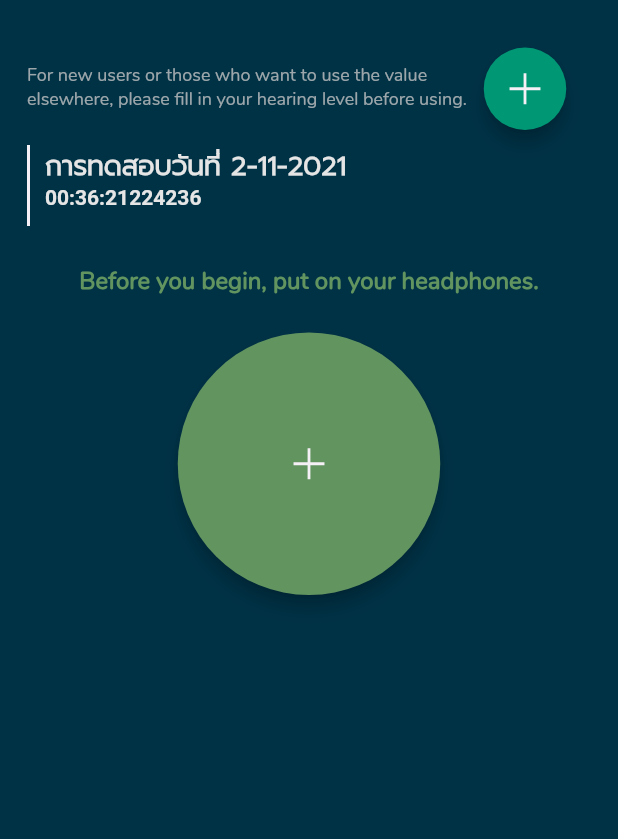
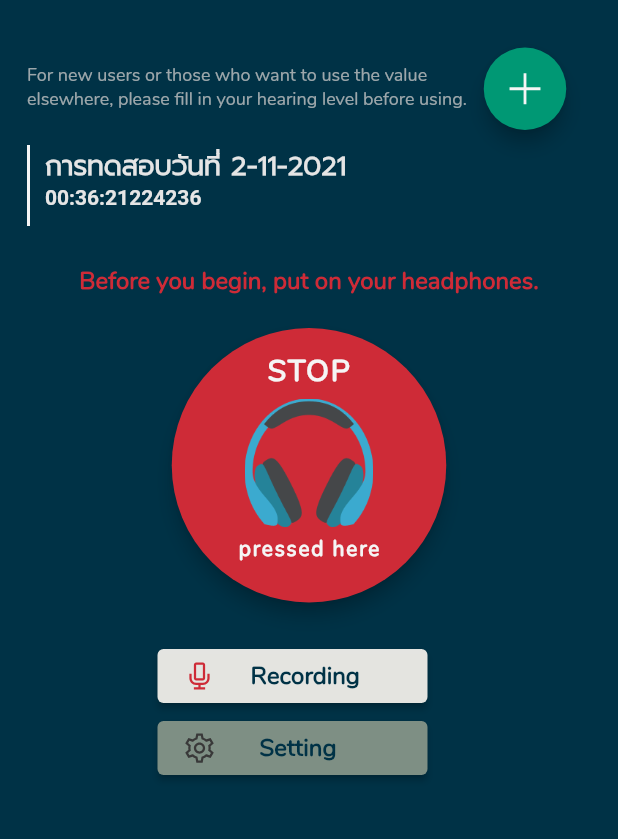
Before and after one commit to Chanoknans/Senior-Project, a Flutter app: the HearingAidss screen opened directly, on a phone screen of 412 x 824 dp, the part 155-994 px from its top. Run offline on Flutter 3.47's test engine with Material 2 defaults, Android fonts, the phone set to English and light mode, and no system bars; our stand-ins replace cloud_firestore, firebase_auth, firebase_core, firebase_storage, flutter_swiper, fluttertoast and 4 more; missing offline and left inert: flutter_sound; accounts and stored records are empty.

Commit message:
First Main Commit

```diff
--- a/lib/Myconstant.dart
+++ b/lib/Myconstant.dart
@@ -14,6 +14,7 @@ class Myconstant {
   static Color light = Color.fromRGBO(245, 240, 246, 1);
   static Color white = Color.fromRGBO(245, 245, 245, 1);
   static Color gray = Color.fromRGBO(229, 229, 229, 1);
+  static Color lightgray = Color.fromRGBO(229, 229, 229, 0.8);
   static Color darkgray = Color.fromRGBO(196, 196, 196, 1);
   static Color transgray = Color.fromRGBO(196, 196, 196, 0.8);
   static Color blackground = Color.fromRGBO(0, 50, 70, 1);
@@ -22,6 +23,7 @@ class Myconstant {
   static Color grayy = Color.fromRGBO(57, 57, 57, 1);
   static Color grayy2 = Color.fromRGBO(57, 57, 57, 0.65);
   static Color som = Color.fromRGBO(228, 73, 28, 1);
+  static Color redtext = Color.fromRGBO(206, 43, 55, 1);
   static Color bluee = Color.fromRGBO(66, 103, 178, 1);
   static Color yellow = Color.fromRGBO(252, 245, 148, 1);
   static Color dark = const Color.fromRGBO(43, 65, 98, 1);
@@ -75,7 +77,7 @@ class CustomAppBar1 extends StatelessWidget {
                 },
                 icon: Icon(
                   LineIcons.times,
-                  color: Myconstant.light,
+                  color: Myconstant.white,
                 )),
           ),
           Padding(
@@ -83,7 +85,7 @@ class CustomAppBar1 extends StatelessWidget {
             child: Text(
               "Hearing Aids",
               style: TextStyle(
-                  color: Myconstant.light,
+                  color: Myconstant.white,
                   fontSize: 20,
                   fontFamily: 'Nunito',
                   fontWeight: FontWeight.bold),
@@ -100,7 +102,7 @@ class CustomAppBar1 extends StatelessWidget {
                 },
                 icon: Icon(
                   Icons.info_outline_rounded,
-                  color: Myconstant.light,
+                  color: Myconstant.white,
                 )),
           ),
         ],
--- a/lib/Page/aids_home.dart
+++ b/lib/Page/aids_home.dart
@@ -3,6 +3,7 @@
 import 'package:flutter/cupertino.dart';
 import 'package:flutter/material.dart';
 import 'package:flutter/painting.dart';
+import 'package:flutter/rendering.dart';
 import 'package:hearing_aid/Faderoute.dart';
 import 'package:hearing_aid/Myconstant.dart';
 import 'package:hearing_aid/Page/bottomappbar.dart';
@@ -20,6 +21,11 @@ class HearingAidss extends StatefulWidget {
 }
 
 class _HearingAidssState extends State<HearingAidss> {
+  bool started = false;
+  void initState() {
+    super.initState();
+  }
+
   @override
   Widget build(BuildContext context) {
     return Scaffold(
@@ -49,7 +55,7 @@ class _HearingAidssState extends State<HearingAidss> {
             ),
             Padding(
               padding: EdgeInsets.only(top: 200, left: 18),
-              child: Container(width: 2, height: 54, color: Myconstant.light),
+              child: Container(width: 2, height: 54, color: Myconstant.white),
             ),
             Padding(
                 padding: EdgeInsets.only(top: 200, left: 30),
@@ -78,7 +84,7 @@ class _HearingAidssState extends State<HearingAidss> {
                       fontSize: 16,
                       fontFamily: 'Nunito',
                       fontWeight: FontWeight.w600,
-                      color: Myconstant.green),
+                      color: started ? Myconstant.green : Myconstant.redtext),
                 ),
               ),
             ),
@@ -87,21 +93,122 @@ class _HearingAidssState extends State<HearingAidss> {
               child: Align(
                 alignment: Alignment.topCenter,
                 child: Container(
-                  width: 180,
-                  height: 180,
-                  padding: EdgeInsets.only(top: 5),
+                  width: 185,
+                  height: 185,
+                  padding: EdgeInsets.only(top: 2),
                   child: new FloatingActionButton(
                       elevation: 5,
-                      backgroundColor: Myconstant.green,
-                      child: Icon(
-                        LineIcons.plus,
-                        color: Myconstant.light,
-                        size: 30,
+                      backgroundColor:
+                          started ? Myconstant.green : Myconstant.redtext,
+                      child: Column(
+                        children: [
+                          Padding(
+                            padding: EdgeInsets.only(top: 15),
+                            child: Text(
+                              started ? "START" : "STOP",
+                              style: TextStyle(
+                                  fontSize: 20,
+                                  fontFamily: 'Nunito',
+                                  fontWeight: FontWeight.bold,
+                                  color: Myconstant.white),
+                            ),
+                          ),
+                          SizedBox(height: 5),
+                          Image.asset(
+                            "assets/image/headphones.png",
+                            scale: 2.05,
+                          ),
+                          Padding(
+                            padding: EdgeInsets.only(top: 5),
+                            child: Text(
+                              "pressed here",
+                              style: TextStyle(
+                                  fontSize: 14,
+                                  fontFamily: 'Nunito',
+                                  fontWeight: FontWeight.w600,
+                                  color: Myconstant.white),
+                            ),
+                          ),
+                        ],
                       ),
-                      onPressed: () {}),
+                      onPressed: () => setState(() {
+                            started = !started;
+                          })),
                 ),
               ),
-            )
+            ),
+            Positioned(
+                top: 530,
+                left: 105,
+                child: Column(
+                  mainAxisAlignment: MainAxisAlignment.center,
+                  //crossAxisAlignment: CrossAxisAlignment.center,
+                  children: [
+                    Center(
+                      //alignment: Alignment.center,
+                      child: ElevatedButton(
+                          child: Row(
+                            children: [
+                              Icon(
+                                LineIcons.microphone,
+                                color: Myconstant.redtext,
+                              ),
+                              Padding(
+                                padding: EdgeInsets.only(left: 22),
+                                child: Text(
+                                  "Recording",
+                                  style: TextStyle(
+                                    color: Myconstant.blackground,
+                                    fontWeight: FontWeight.w600,
+                                    fontFamily: 'Nunito',
+                                    fontSize: 16,
+                                  ),
+                                  textAlign: TextAlign.center,
+                                ),
+                              )
+                            ],
+                          ),
+                          style: ElevatedButton.styleFrom(
+                            elevation: 2,
+                            fixedSize: const Size(180, 35),
+                            textStyle: TextStyle(),
+                            primary: Color.fromRGBO(240, 238, 233, 0.95),
+                          ),
+                          onPressed: () {}),
+                    ),
+                    Center(
+                      child: ElevatedButton(
+                          child: Row(
+                            children: [
+                              Icon(
+                                LineIcons.cog,
+                                color: Myconstant.grayy,
+                              ),
+                              Padding(
+                                padding: EdgeInsets.only(left: 28),
+                                child: Text(
+                                  "Setting",
+                                  style: TextStyle(
+                                    color: Myconstant.blackground,
+                                    fontWeight: FontWeight.w600,
+                                    fontFamily: 'Nunito',
+                                    fontSize: 16,
+                                  ),
+                                  textAlign: TextAlign.center,
+                                ),
+                              )
+                            ],
+                          ),
+                          style: ElevatedButton.styleFrom(
+                            elevation: 2,
+                            fixedSize: const Size(180, 35),
+                            textStyle: TextStyle(),
+                            primary: Color.fromRGBO(126, 143, 132, 1),
+                          ),
+                          onPressed: () {}),
+                    )
+                  ],
+                ))
           ],
         ));
   }
--- a/lib/Page/bottomappbar.dart
+++ b/lib/Page/bottomappbar.dart
@@ -131,7 +131,7 @@ class _CircleButtonState extends State<CircleButton> {
           backgroundColor: Myconstant.dgreen,
           child: Icon(
             LineIcons.plus,
-            color: Myconstant.light,
+            color: Myconstant.white,
             size: 30,
           ),
           onPressed: () {}),
--- a/lib/Page/create_page.dart
+++ b/lib/Page/create_page.dart
@@ -1,3 +1,5 @@
+// ignore_for_file: unused_import, unused_local_variable
+
 import 'dart:io';
 import 'package:cloud_firestore/cloud_firestore.dart';
 import 'package:firebase_auth/firebase_auth.dart';
--- a/lib/Page/hearingtest_home.dart
+++ b/lib/Page/hearingtest_home.dart
@@ -129,34 +129,44 @@ class _Page5State extends State<Page5> {
       itemBuilder: (BuildContext context, int index) {
         return Align(
             alignment: Alignment.center,
+            child: Container(
+                width: 140,
+                height: 110,
+                decoration: BoxDecoration(
+                    color: Myconstant.white,
+                    borderRadius: BorderRadius.circular(10)),
+                child: FlatButton(
+                  onPressed: () {},
+                  child: Padding(
+                    padding: EdgeInsets.only(bottom: 5),
                     child: RichText(
                       text: TextSpan(
-                text: 'การทดสอบวันที่ \n' '${today[index].split(" ")[0]}\n',
+                        text: 'การทดสอบวันที่ \n'
+                            '${today[index].split(" ")[0]}\n',
                         style: TextStyle(
                             fontSize: 16,
                             fontFamily: 'Prompt',
                             fontWeight: FontWeight.bold,
-                    color: Myconstant.gray),
+                            color: Myconstant.blackground),
                         children: <TextSpan>[
                           TextSpan(
                               text: '${today[index].split(" ")[1]}',
-                      style:
-                          TextStyle(fontSize: 14, fontWeight: FontWeight.w500)),
+                              style: TextStyle(
+                                  fontSize: 13.5, fontWeight: FontWeight.w500)),
                         ],
                       ),
-              /*Text(
-            'การทดสอบวันที่ ${today[index].split(" ")[0]}\n'
-            '${today[index].split(" ")[1]}',
-            style: TextStyle(
-                color: Myconstant.white, fontFamily: 'Prompt', fontSize: 15),
-            //textAlign: TextAlign.start,
-          ),*/
-            ));
+                    ),
+                  ),
+                )));
       },
       itemCount: today.length,
-      viewportFraction: 0.8,
-      scale: 0.9,
+      viewportFraction: 0.4,
+      scale: 0.4,
       scrollDirection: Axis.horizontal,
+      pagination: new SwiperPagination(
+          margin: new EdgeInsets.only(top: 10),
+          builder: DotSwiperPaginationBuilder(
+              color: Myconstant.white, activeColor: Myconstant.yellow)),
       //control: new SwiperControl(),
     );
   }
```
Also changed, not shown: assets/image/headphones.png (added). Lines whose indentation alone changed are shown as unchanged.
